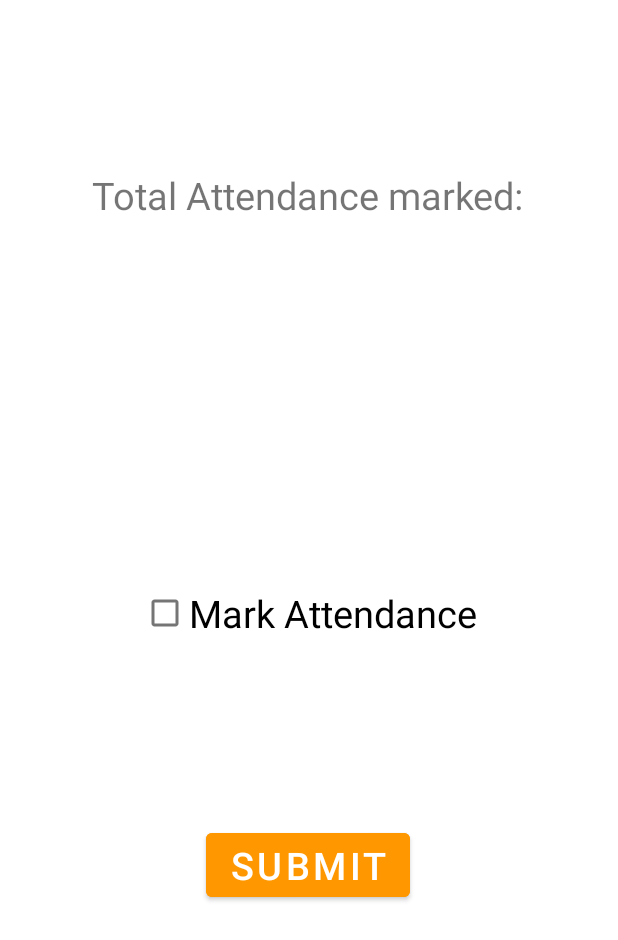
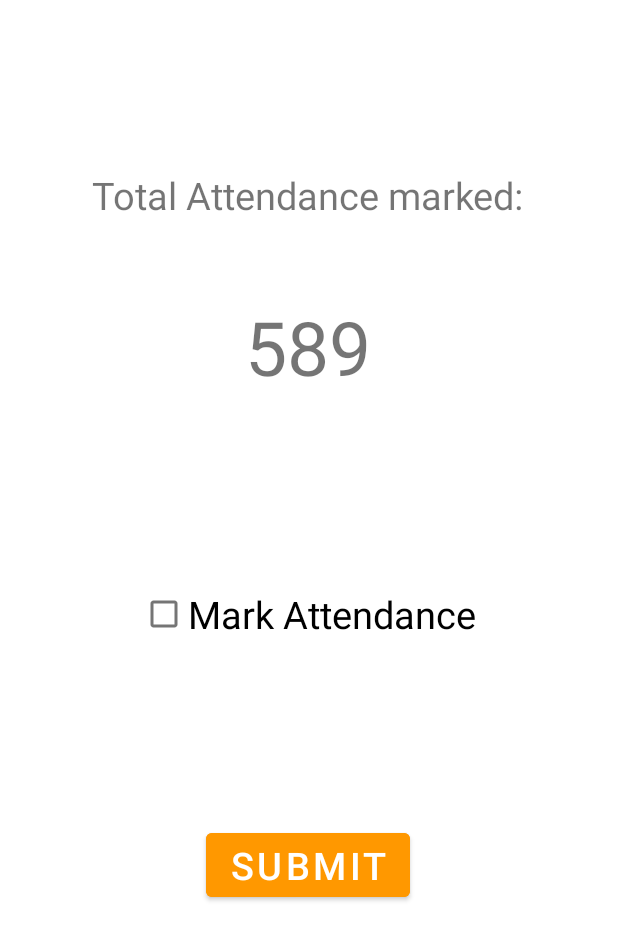
Before and after one commit to theankushrai/HostelManagement, an Android app: the layout fragment_attendence.xml on its own in the app's theme, with its tools: preview values and no code run, on a phone screen of 412 x 824 dp. Shown: the top 940 px of the screen. Run offline under Robolectric (Android 15) with nearby library versions, the phone set to English and light mode, and no system bars.

Commit message:
1. attendence page is now working

```diff
--- a/app/src/main/java/com/example/hostelmanagement/database/Entities.kt
+++ b/app/src/main/java/com/example/hostelmanagement/database/Entities.kt
@@ -15,6 +15,7 @@ data class Student(
         val home_address: String,
         val e_mail: String,
         val mobile_no: Long,
+        var attendence: Int
 ) : Parcelable
 
 @Entity
--- a/app/src/main/java/com/example/hostelmanagement/database/StudentRepository.kt
+++ b/app/src/main/java/com/example/hostelmanagement/database/StudentRepository.kt
@@ -14,4 +14,8 @@ class StudentRepository(private val studentDao: StudentDao) {
         return studentDao.verifyLogin(name, usn)
     }
 
+    suspend fun updateAttendence(student: Student) {
+        studentDao.updateAttendence(student)
+    }
+
 }
--- a/app/src/main/java/com/example/hostelmanagement/student/AfterLogin.kt
+++ b/app/src/main/java/com/example/hostelmanagement/student/AfterLogin.kt
@@ -33,7 +33,7 @@ class AfterLogin : Fragment() {
             )
         }
         binding.attendenceButton.setOnClickListener {
-            it.findNavController().navigate(R.id.action_afterLogin_to_attendence)
+            it.findNavController().navigate(AfterLoginDirections.actionAfterLoginToAttendence(args.singleStudent))
         }
         binding.studentNoticeButton.setOnClickListener {
             it.findNavController().navigate(R.id.action_afterLogin_to_studentNotice)
--- a/app/src/main/java/com/example/hostelmanagement/student/StudentLogin.kt
+++ b/app/src/main/java/com/example/hostelmanagement/student/StudentLogin.kt
@@ -37,7 +37,7 @@ class StudentLogin : Fragment() {
         }
         val application = requireNotNull(activity).application
         viewModel = StudentViewModel(application)
-        viewModel.insert(Student("sdjlkf", "18BBTCS012", 21, "f", "f", 545))
+        viewModel.insert(Student("sdjlkf", "18BBTCS012", 21, "f", "f", 545, 28))
         return binding.root
     }
 
--- a/app/src/main/java/com/example/hostelmanagement/student/StudentViewModel.kt
+++ b/app/src/main/java/com/example/hostelmanagement/student/StudentViewModel.kt
@@ -38,5 +38,11 @@ class StudentViewModel(application: Application) : AndroidViewModel(application)
         }
     }
 
+    fun updateAttendence(student: Student) {
+        viewModelScope.launch {
+            repository.updateAttendence(student)
+        }
+    }
+
 
 }
--- a/app/src/main/res/layout/fragment_attendence.xml
+++ b/app/src/main/res/layout/fragment_attendence.xml
@@ -1,10 +1,11 @@
 <?xml version="1.0" encoding="utf-8"?>
-<layout>
-    <androidx.constraintlayout.widget.ConstraintLayout xmlns:android="http://schemas.android.com/apk/res/android"
-        xmlns:tools="http://schemas.android.com/tools"
+<layout xmlns:android="http://schemas.android.com/apk/res/android"
+    xmlns:app="http://schemas.android.com/apk/res-auto"
+    xmlns:tools="http://schemas.android.com/tools">
+
+    <androidx.constraintlayout.widget.ConstraintLayout
         android:layout_width="match_parent"
         android:layout_height="match_parent"
-        xmlns:app="http://schemas.android.com/apk/res-auto"
         tools:context=".student.Attendence">
 
         <!-- TODO: Update blank fragment layout -->
@@ -29,9 +30,10 @@
             android:textSize="25sp"
             app:layout_constraintBottom_toBottomOf="parent"
             app:layout_constraintEnd_toEndOf="parent"
+            app:layout_constraintHorizontal_bias="0.497"
             app:layout_constraintStart_toStartOf="parent"
             app:layout_constraintTop_toBottomOf="@+id/Total_Attendence_Marked_textview"
-            app:layout_constraintVertical_bias="0.377" />
+            app:layout_constraintVertical_bias="0.379" />
 
         <Button
             android:id="@+id/submit_attendence_button"
@@ -90,6 +92,17 @@
             app:layout_constraintTop_toBottomOf="@+id/attendance_marked_successfullly_textview"
             app:layout_constraintVertical_bias="0.354" />
 
+        <TextView
+            android:id="@+id/AttendenceTextView"
+            android:layout_width="wrap_content"
+            android:layout_height="wrap_content"
+            android:layout_marginTop="50dp"
+            android:textSize="50sp"
+            app:layout_constraintEnd_toEndOf="@+id/Total_Attendence_Marked_textview"
+            app:layout_constraintStart_toStartOf="@+id/Total_Attendence_Marked_textview"
+            app:layout_constraintTop_toBottomOf="@+id/Total_Attendence_Marked_textview"
+            tools:text="589" />
+
 
     </androidx.constraintlayout.widget.ConstraintLayout>
 </layout>
--- a/app/src/main/res/navigation/navigation.xml
+++ b/app/src/main/res/navigation/navigation.xml
@@ -70,7 +70,11 @@
         android:id="@+id/attendence"
         android:name="com.example.hostelmanagement.student.Attendence"
         android:label="fragment_attendence"
-        tools:layout="@layout/fragment_attendence" />
+        tools:layout="@layout/fragment_attendence">
+        <argument
+            android:name="singleStudent"
+            app:argType="com.example.hostelmanagement.database.Student" />
+    </fragment>
     <fragment
         android:id="@+id/studentNotice"
         android:name="com.example.hostelmanagement.student.StudentNotice"
```
Also changed, not shown: app/src/main/java/com/example/hostelmanagement/database/StudentDao.kt (+4 -4 lines), app/src/main/java/com/example/hostelmanagement/student/Attendence.kt (+46 -26 lines), 1 other file.
